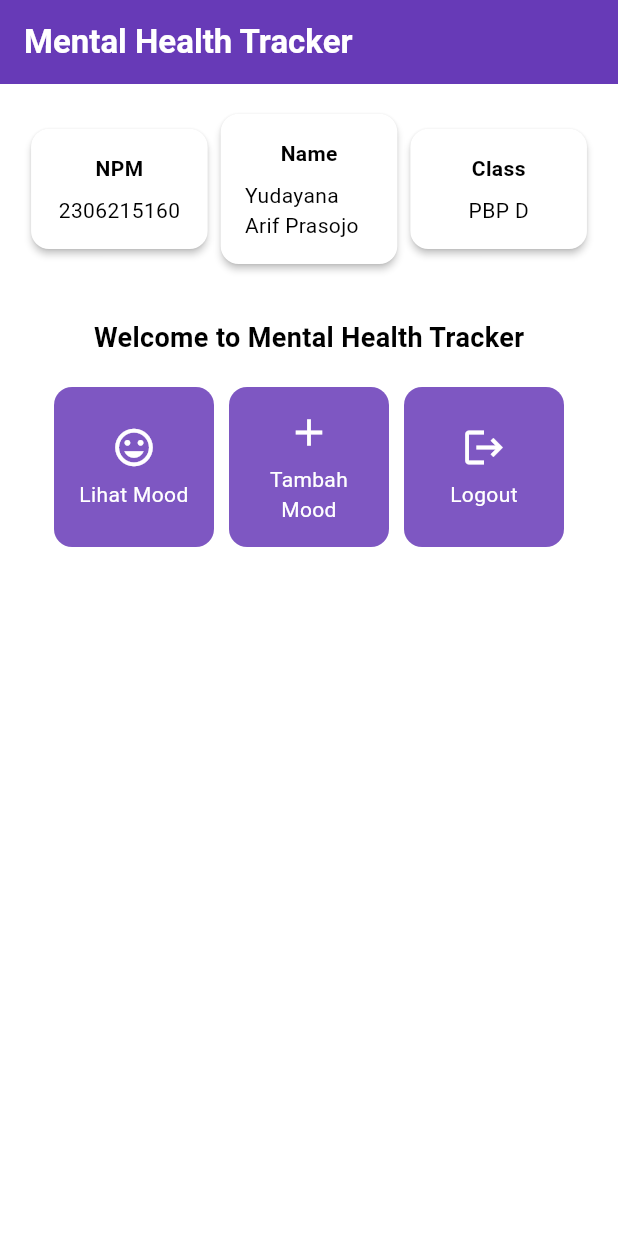
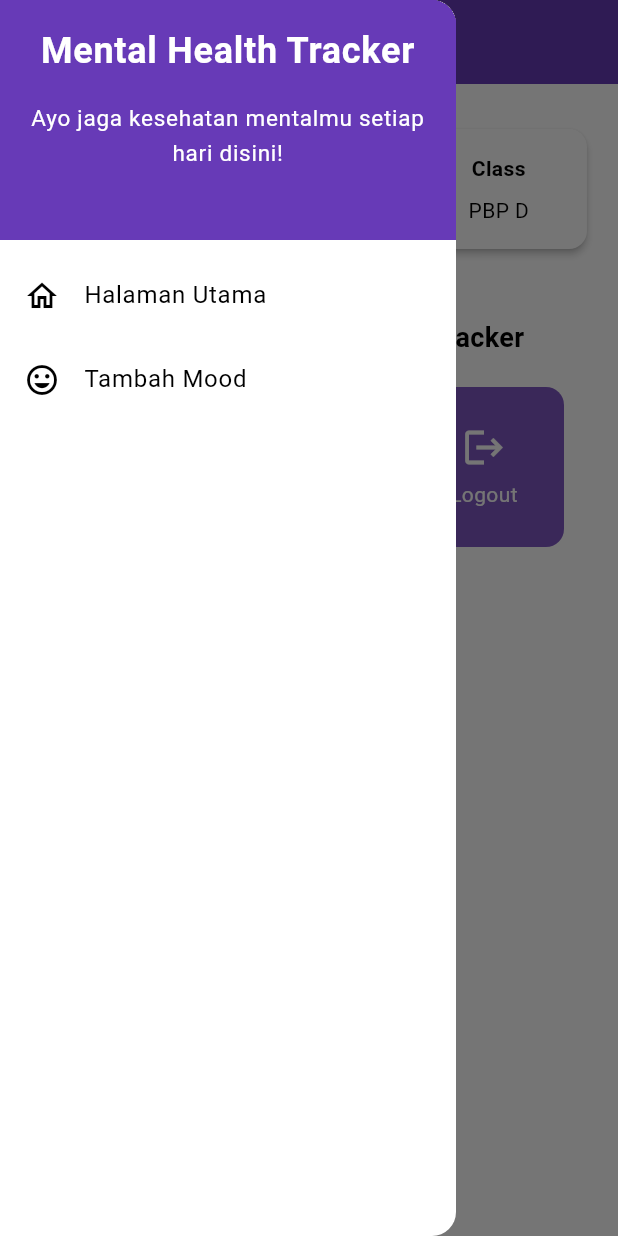
Before and after one commit to ryuun1corn/mental-health-tracker-mobile, a Flutter app: the screen it shows after launch, with the side drawer open (before the commit the screen has no drawer), on a phone screen of 412 x 824 dp. Run offline on Flutter 3.47's test engine with Material 3 defaults, Android fonts, the phone set to English and light mode, and no system bars.

```diff
--- a/lib/menu.dart
+++ b/lib/menu.dart
@@ -1,4 +1,5 @@
 import 'package:flutter/material.dart';
+import 'package:mental_health_tracker/widgets/left_drawer.dart';
 
 class MyHomePage extends StatelessWidget {
   final String npm = '2306215160'; // NPM
@@ -29,7 +30,9 @@ class MyHomePage extends StatelessWidget {
         ),
         // Warna latar belakang AppBar diambil dari skema warna tema aplikasi.
         backgroundColor: Theme.of(context).colorScheme.primary,
+        iconTheme: const IconThemeData(color: Colors.white),
       ),
+      drawer: const LeftDrawer(),
       // Body halaman dengan padding di sekelilingnya.
       body: Padding(
         padding: const EdgeInsets.all(16.0),
--- /dev/null
+++ b/lib/widgets/left_drawer.dart
@@ -0,0 +1,69 @@
+import 'package:flutter/material.dart';
+import 'package:mental_health_tracker/menu.dart';
+import 'package:mental_health_tracker/moodentry_form.dart';
+
+class LeftDrawer extends StatelessWidget {
+  const LeftDrawer({super.key});
+
+  @override
+  Widget build(BuildContext context) {
+    return Drawer(
+      child: ListView(
+        children: [
+          DrawerHeader(
+            decoration: BoxDecoration(
+              color: Theme.of(context).colorScheme.primary,
+            ),
+            child: const Column(
+              children: [
+                Text(
+                  'Mental Health Tracker',
+                  textAlign: TextAlign.center,
+                  style: TextStyle(
+                    fontSize: 24,
+                    fontWeight: FontWeight.bold,
+                    color: Colors.white,
+                  ),
+                ),
+                Padding(padding: EdgeInsets.all(8)),
+                Text(
+                  "Ayo jaga kesehatan mentalmu setiap hari disini!",
+                  style: TextStyle(
+                    fontSize: 15,
+                    color: Colors.white,
+                    fontWeight: FontWeight.normal,
+                  ),
+                  textAlign: TextAlign.center,
+                ),
+              ],
+            ),
+          ),
+          ListTile(
+            leading: const Icon(Icons.home_outlined),
+            title: const Text('Halaman Utama'),
+            // Bagian redirection ke MyHomePage
+            onTap: () {
+              Navigator.pushReplacement(
+                  context,
+                  MaterialPageRoute(
+                    builder: (context) => MyHomePage(),
+                  ));
+            },
+          ),
+          ListTile(
+            leading: const Icon(Icons.mood),
+            title: const Text('Tambah Mood'),
+            // Bagian redirection ke MoodEntryFormPage
+            onTap: () {
+              Navigator.pushReplacement(
+                  context,
+                  MaterialPageRoute(
+                    builder: (context) => MoodEntryFormPage(),
+                  ));
+            },
+          ),
+        ],
+      ),
+    );
+  }
+}
```
Also changed, not shown: lib/moodentry_form.dart (added, +160 -0 lines).
